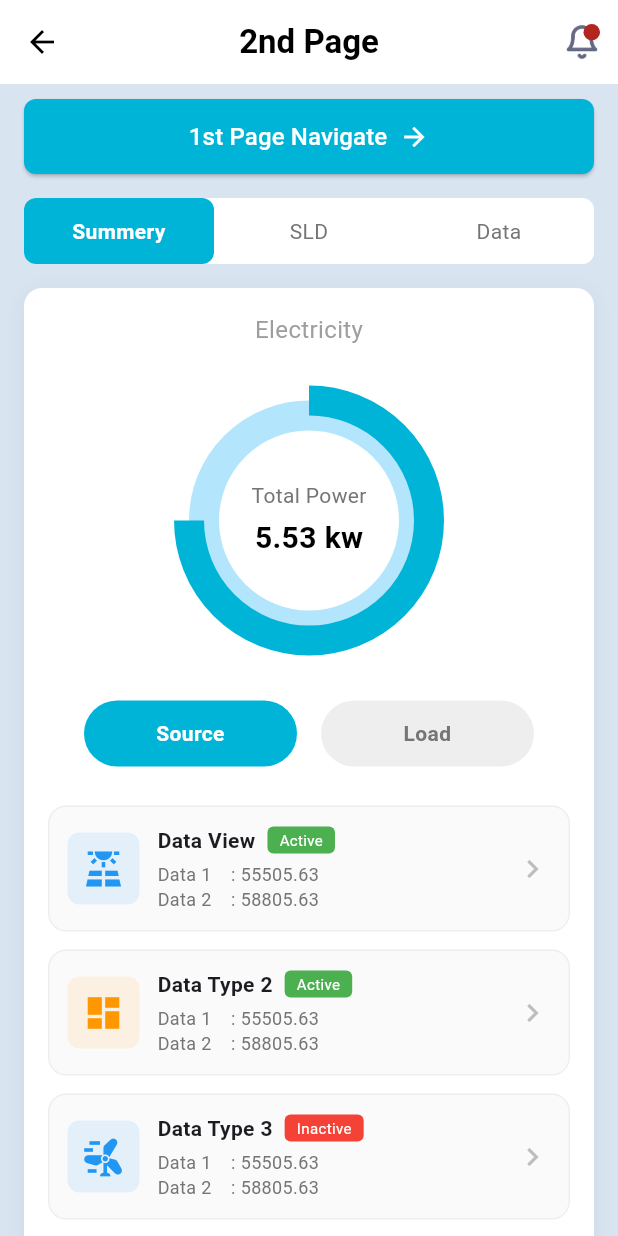
After one commit to LokmanHossen/practical-Flutter-development-task, a Flutter app: the DashboardTwoScreen screen opened directly, on a phone screen of 412 x 824 dp. The commit adds this screen. Run offline on Flutter 3.47's test engine with Material 3 defaults, Android fonts, the phone set to English and light mode, and no system bars; our stand-ins replace get, google_fonts, modal_bottom_sheet.

Commit message:
Dashboard two Screen

```diff
--- a/lib/feature/dashboard_view/dashboard_one_view/controller/dashboard_one_controller.dart
+++ b/lib/feature/dashboard_view/dashboard_one_view/controller/dashboard_one_controller.dart
@@ -1,5 +1,6 @@
 import 'package:get/get.dart';
 import 'package:scube_app/feature/dashboard_view/dashboard_one_view/model/dashboard_one_model.dart';
+import 'package:scube_app/routes/app_routes.dart';
 
 class DashboardOneController extends GetxController {
   final Rx<SolarData> solarData = SolarData.initial().obs;
@@ -54,6 +55,6 @@ class DashboardOneController extends GetxController {
   }
 
   void navigateToSecondPage() {
-    Get.snackbar('Navigation', '2nd Page Navigate clicked');
+    Get.toNamed(AppRoute.dashboardTwoScreen);
   }
 }
--- a/lib/feature/dashboard_view/dashboard_one_view/screens/dashboard_one_screen.dart
+++ b/lib/feature/dashboard_view/dashboard_one_view/screens/dashboard_one_screen.dart
@@ -6,6 +6,7 @@ import 'package:scube_app/feature/dashboard_view/dashboard_one_view/controller/t
 import 'package:scube_app/feature/dashboard_view/dashboard_one_view/controller/dashboard_one_controller.dart';
 import 'package:scube_app/feature/dashboard_view/dashboard_one_view/model/dashboard_one_model.dart';
 import 'package:scube_app/feature/dashboard_view/dashboard_one_view/widgets/temperature_card.dart';
+import 'package:scube_app/feature/dashboard_view/dashboard_two_view/screen/dashboard_two_screen.dart';
 
 class DashboardOneScreen extends StatelessWidget {
   const DashboardOneScreen({super.key});
@@ -21,6 +22,7 @@ class DashboardOneScreen extends StatelessWidget {
       backgroundColor: AppColors.backgroundColor,
       appBar: AppBar(
         backgroundColor: Colors.white,
+        surfaceTintColor: Colors.white,
         elevation: 0,
         leading: IconButton(
           icon: const Icon(Icons.arrow_back, color: Colors.black),
@@ -84,7 +86,9 @@ class DashboardOneScreen extends StatelessWidget {
 
   Widget _buildNavigateButton(DashboardOneController controller) {
     return InkWell(
-      onTap: controller.navigateToSecondPage,
+      onTap: () => Get.to(() => DashboardTwoScreen()),
+
+      //controller.navigateToSecondPage,
       child: Container(
         // height: 32,
         padding: const EdgeInsets.symmetric(vertical: 12),
--- /dev/null
+++ b/lib/feature/dashboard_view/dashboard_two_view/controller/dashboard_two_controller.dart
@@ -0,0 +1,88 @@
+import 'package:flutter/material.dart';
+import 'package:get/get.dart';
+import 'package:scube_app/feature/dashboard_view/dashboard_two_view/models/dashboard_two_model.dart';
+
+class SecondPageController extends GetxController {
+  final selectedTab = 0.obs;
+  final selectedSource = 'Source'.obs;
+
+  final totalPower = 5.53.obs;
+  final powerPercentage = 0.75.obs; // 75% of circle filled
+
+  final energyDataList = <EnergyData>[
+    EnergyData(
+      title: 'Data View',
+      data1: '55505.63',
+      data2: '58805.63',
+      isActive: true,
+      icon: Icons.solar_power,
+      color: Colors.blue,
+    ),
+    EnergyData(
+      title: 'Data Type 2',
+      data1: '55505.63',
+      data2: '58805.63',
+      isActive: true,
+      icon: Icons.dashboard,
+      color: Colors.orange,
+    ),
+    EnergyData(
+      title: 'Data Type 3',
+      data1: '55505.63',
+      data2: '58805.63',
+      isActive: false,
+      icon: Icons.wind_power,
+      color: Colors.blue,
+    ),
+  ].obs;
+
+  final actionItems = <ActionItem>[
+    ActionItem(
+      title: 'Analysis Pro',
+      icon: Icons.analytics,
+      color: Colors.blue,
+    ),
+    ActionItem(
+      title: 'G. Generator',
+      icon: Icons.generating_tokens,
+      color: Colors.orange,
+    ),
+    ActionItem(
+      title: 'Plant Summary',
+      icon: Icons.factory,
+      color: Colors.orange,
+    ),
+    ActionItem(
+      title: 'Natural Gas',
+      icon: Icons.local_fire_department,
+      color: Colors.red,
+    ),
+    ActionItem(
+      title: 'D. Generator',
+      icon: Icons.battery_charging_full,
+      color: Colors.orange,
+    ),
+    ActionItem(
+      title: 'Water Process',
+      icon: Icons.water_drop,
+      color: Colors.blue,
+    ),
+  ].obs;
+
+  void changeTab(int index) {
+    selectedTab.value = index;
+  }
+
+  void toggleSource(String source) {
+    selectedSource.value = source;
+  }
+
+  void navigateToFirstPage() {
+    Get.snackbar(
+      'Navigation',
+      'Navigating to 1st Page',
+      snackPosition: SnackPosition.BOTTOM,
+      duration: const Duration(seconds: 2),
+    );
+  }
+}
--- /dev/null
+++ b/lib/feature/dashboard_view/dashboard_two_view/models/dashboard_two_model.dart
@@ -0,0 +1,27 @@
+import 'package:flutter/material.dart';
+
+class EnergyData {
+  final String title;
+  final String data1;
+  final String data2;
+  final bool isActive;
+  final IconData icon;
+  final Color color;
+
+  EnergyData({
+    required this.title,
+    required this.data1,
+    required this.data2,
+    required this.isActive,
+    required this.icon,
+    required this.color,
+  });
+}
+
+class ActionItem {
+  final String title;
+  final IconData icon;
+  final Color color;
+
+  ActionItem({required this.title, required this.icon, required this.color});
+}
--- /dev/null
+++ b/lib/feature/dashboard_view/dashboard_two_view/screen/dashboard_two_screen.dart
@@ -0,0 +1,369 @@
+import 'package:flutter/material.dart';
+import 'package:get/get.dart';
+import 'package:scube_app/core/constants/app_colors.dart';
+import 'package:scube_app/core/constants/icon_path.dart';
+import 'package:scube_app/feature/dashboard_view/dashboard_one_view/screens/dashboard_one_screen.dart';
+import 'package:scube_app/feature/dashboard_view/dashboard_two_view/controller/dashboard_two_controller.dart';
+import 'package:scube_app/feature/dashboard_view/dashboard_two_view/models/dashboard_two_model.dart';
+import 'package:scube_app/feature/dashboard_view/dashboard_two_view/widget/data_type_card.dart';
+
+class DashboardTwoScreen extends StatelessWidget {
+  const DashboardTwoScreen({super.key});
+
+  @override
+  Widget build(BuildContext context) {
+    final controller = Get.put(SecondPageController());
+
+    return Scaffold(
+      backgroundColor: AppColors.backgroundColor,
+      appBar: AppBar(
+        backgroundColor: Colors.white,
+        surfaceTintColor: Colors.white,
+        elevation: 0,
+        leading: IconButton(
+          icon: const Icon(Icons.arrow_back, color: Colors.black),
+          onPressed: () => Get.back(),
+        ),
+        title: const Text(
+          '2nd Page',
+          style: TextStyle(color: Colors.black, fontWeight: FontWeight.w600),
+        ),
+        centerTitle: true,
+        actions: [
+          IconButton(
+            icon: Badge(
+              smallSize: 11,
+              child: Image.asset(IconPath.notificationIcon, height: 24),
+            ),
+
+            onPressed: () {},
+          ),
+        ],
+      ),
+      body: SingleChildScrollView(
+        child: Column(
+          children: [
+            const SizedBox(height: 10),
+            // Navigate Button
+            Padding(
+              padding: const EdgeInsets.symmetric(horizontal: 16),
+              child: ElevatedButton(
+                onPressed: () {
+                  Get.to(() => DashboardOneScreen());
+                },
+
+                //  controller.navigateToFirstPage,
+                style: ElevatedButton.styleFrom(
+                  backgroundColor: const Color(0xFF00B4D8),
+                  minimumSize: const Size(double.infinity, 50),
+                  shape: RoundedRectangleBorder(
+                    borderRadius: BorderRadius.circular(8),
+                  ),
+                ),
+                child: const Row(
+                  mainAxisAlignment: MainAxisAlignment.center,
+                  children: [
+                    Text(
+                      '1st Page Navigate',
+                      style: TextStyle(fontSize: 16, color: Colors.white),
+                    ),
+                    SizedBox(width: 8),
+                    Icon(Icons.arrow_forward, size: 20, color: Colors.white),
+                  ],
+                ),
+              ),
+            ),
+            const SizedBox(height: 16),
+
+            // Tab Bar
+            Padding(
+              padding: const EdgeInsets.symmetric(horizontal: 16),
+              child: Container(
+                decoration: BoxDecoration(
+                  color: Colors.white,
+                  borderRadius: BorderRadius.circular(8),
+                ),
+                child: Obx(
+                  () => Row(
+                    children: [
+                      _buildTab('Summery', 0, controller),
+                      _buildTab('SLD', 1, controller),
+                      _buildTab('Data', 2, controller),
+                    ],
+                  ),
+                ),
+              ),
+            ),
+            const SizedBox(height: 16),
+
+            // Content Card
+            Padding(
+              padding: const EdgeInsets.symmetric(horizontal: 16),
+              child: Container(
+                decoration: BoxDecoration(
+                  color: Colors.white,
+                  borderRadius: BorderRadius.circular(12),
+                  boxShadow: [
+                    BoxShadow(
+                      color: Colors.black.withOpacity(0.05),
+                      blurRadius: 10,
+                      offset: const Offset(0, 2),
+                    ),
+                  ],
+                ),
+                child: Column(
+                  children: [
+                    const Padding(
+                      padding: EdgeInsets.all(16),
+                      child: Text(
+                        'Electricity',
+                        style: TextStyle(color: Colors.grey, fontSize: 16),
+                      ),
+                    ),
+
+                    // Power Chart
+                    const PowerChart(),
+                    const SizedBox(height: 20),
+
+                    // Source/Load Toggle
+                    Padding(
+                      padding: const EdgeInsets.symmetric(horizontal: 40),
+                      child: Obx(
+                        () => Row(
+                          children: [
+                            Expanded(
+                              child: _buildSourceButton(
+                                'Source',
+                                controller.selectedSource.value == 'Source',
+                                () => controller.toggleSource('Source'),
+                              ),
+                            ),
+                            const SizedBox(width: 16),
+                            Expanded(
+                              child: _buildSourceButton(
+                                'Load',
+                                controller.selectedSource.value == 'Load',
+                                () => controller.toggleSource('Load'),
+                              ),
+                            ),
+                          ],
+                        ),
+                      ),
+                    ),
+                    const SizedBox(height: 20),
+
+                    // Data Type Cards
+                    Obx(
+                      () => Column(
+                        children: controller.energyDataList
+                            .map((data) => DataTypeCard(data: data))
+                            .toList(),
+                      ),
+                    ),
+                    const SizedBox(height: 16),
+                  ],
+                ),
+              ),
+            ),
+            const SizedBox(height: 16),
+
+            // Action Buttons Grid
+            Padding(
+              padding: const EdgeInsets.symmetric(horizontal: 16),
+              child: Obx(
+                () => GridView.builder(
+                  shrinkWrap: true,
+                  physics: const NeverScrollableScrollPhysics(),
+                  gridDelegate: const SliverGridDelegateWithFixedCrossAxisCount(
+                    crossAxisCount: 2,
+                    crossAxisSpacing: 12,
+                    mainAxisSpacing: 12,
+                    childAspectRatio: 2.5,
+                  ),
+                  itemCount: controller.actionItems.length,
+                  itemBuilder: (context, index) {
+                    return ActionButton(item: controller.actionItems[index]);
+                  },
+                ),
+              ),
+            ),
+            const SizedBox(height: 20),
+          ],
+        ),
+      ),
+    );
+  }
+
+  Widget _buildTab(String title, int index, SecondPageController controller) {
+    final isSelected = controller.selectedTab.value == index;
+    return Expanded(
+      child: GestureDetector(
+        onTap: () => controller.changeTab(index),
+        child: Container(
+          padding: const EdgeInsets.symmetric(vertical: 12),
+          decoration: BoxDecoration(
+            color: isSelected ? const Color(0xFF00B4D8) : Colors.white,
+            borderRadius: BorderRadius.circular(8),
+          ),
+          child: Text(
+            title,
+            textAlign: TextAlign.center,
+            style: TextStyle(
+              color: isSelected ? Colors.white : Colors.grey[600],
+              fontSize: 14,
+              fontWeight: isSelected ? FontWeight.w600 : FontWeight.normal,
+            ),
+          ),
+        ),
+      ),
+    );
+  }
+
+  Widget _buildSourceButton(String title, bool isSelected, VoidCallback onTap) {
+    return GestureDetector(
+      onTap: onTap,
+      child: Container(
+        padding: const EdgeInsets.symmetric(vertical: 12),
+        decoration: BoxDecoration(
+          color: isSelected ? const Color(0xFF00B4D8) : Colors.grey[200],
+          borderRadius: BorderRadius.circular(25),
+        ),
+        child: Text(
+          title,
+          textAlign: TextAlign.center,
+          style: TextStyle(
+            color: isSelected ? Colors.white : Colors.grey[600],
+            fontSize: 14,
+            fontWeight: FontWeight.w600,
+          ),
+        ),
+      ),
+    );
+  }
+}
+
+// ==================== widgets/power_chart.dart ====================
+class PowerChart extends StatelessWidget {
+  const PowerChart({Key? key}) : super(key: key);
+
+  @override
+  Widget build(BuildContext context) {
+    return SizedBox(
+      height: 200,
+      child: Stack(
+        alignment: Alignment.center,
+        children: [
+          // Background circle (light blue)
+          Container(
+            width: 160,
+            height: 160,
+            decoration: BoxDecoration(
+              shape: BoxShape.circle,
+              border: Border.all(color: const Color(0xFFB3E5FC), width: 20),
+            ),
+          ),
+          // Foreground arc (dark blue)
+          SizedBox(
+            width: 160,
+            height: 160,
+            child: CircularProgressIndicator(
+              value: 0.75,
+              strokeWidth: 20,
+              backgroundColor: Colors.transparent,
+              valueColor: const AlwaysStoppedAnimation<Color>(
+                Color(0xFF00B4D8),
+              ),
+            ),
+          ),
+          // Center text
+          Column(
+            mainAxisAlignment: MainAxisAlignment.center,
+            children: [
+              Text(
+                'Total Power',
+                style: TextStyle(color: Colors.grey[600], fontSize: 14),
+              ),
+              const SizedBox(height: 4),
+              const Text(
+                '5.53 kw',
+                style: TextStyle(
+                  color: Colors.black,
+                  fontSize: 20,
+                  fontWeight: FontWeight.bold,
+                ),
+              ),
+            ],
+          ),
+        ],
+      ),
+    );
+  }
+}
+
+// ==================== widgets/data_type_card.dart ====================
+
+// ==================== widgets/action_button.dart ====================
+class ActionButton extends StatelessWidget {
+  final ActionItem item;
+
+  const ActionButton({Key? key, required this.item}) : super(key: key);
+
+  @override
+  Widget build(BuildContext context) {
+    return Container(
+      decoration: BoxDecoration(
+        color: Colors.white,
+        borderRadius: BorderRadius.circular(12),
+        boxShadow: [
+          BoxShadow(
+            color: Colors.black.withOpacity(0.05),
+            blurRadius: 8,
+            offset: const Offset(0, 2),
+          ),
+        ],
+      ),
+      child: Material(
+        color: Colors.transparent,
+        child: InkWell(
+          onTap: () {
+            Get.snackbar(
+              'Action',
+              '${item.title} clicked',
+              snackPosition: SnackPosition.BOTTOM,
+              duration: const Duration(seconds: 1),
+            );
+          },
+          borderRadius: BorderRadius.circular(12),
+          child: Padding(
+            padding: const EdgeInsets.all(12),
+            child: Row(
+              children: [
+                Container(
+                  width: 36,
+                  height: 36,
+                  decoration: BoxDecoration(
+                    color: item.color.withOpacity(0.1),
+                    borderRadius: BorderRadius.circular(8),
+                  ),
+                  child: Icon(item.icon, color: item.color, size: 20),
+                ),
+                const SizedBox(width: 10),
+                Expanded(
+                  child: Text(
+                    item.title,
+                    style: const TextStyle(
+                      fontSize: 13,
+                      fontWeight: FontWeight.w500,
+                    ),
+                    maxLines: 1,
+                    overflow: TextOverflow.ellipsis,
+                  ),
+                ),
+              ],
+            ),
+          ),
+        ),
+      ),
+    );
+  }
+}
--- /dev/null
+++ b/lib/feature/dashboard_view/dashboard_two_view/widget/action_button.dart
@@ -0,0 +1,68 @@
+import 'package:flutter/material.dart';
+import 'package:get/get.dart';
+import 'package:scube_app/feature/dashboard_view/dashboard_two_view/models/dashboard_two_model.dart';
+
+class ActionButton extends StatelessWidget {
+  final ActionItem item;
+
+  const ActionButton({Key? key, required this.item}) : super(key: key);
+
+  @override
+  Widget build(BuildContext context) {
+    return Container(
+      decoration: BoxDecoration(
+        color: Colors.white,
+        borderRadius: BorderRadius.circular(12),
+        boxShadow: [
+          BoxShadow(
+            color: Colors.black.withOpacity(0.05),
+            blurRadius: 8,
+            offset: const Offset(0, 2),
+          ),
+        ],
+      ),
+      child: Material(
+        color: Colors.transparent,
+        child: InkWell(
+          onTap: () {
+            Get.snackbar(
+              'Action',
+              '${item.title} clicked',
+              snackPosition: SnackPosition.BOTTOM,
+              duration: const Duration(seconds: 1),
+            );
+          },
+          borderRadius: BorderRadius.circular(12),
+          child: Padding(
+            padding: const EdgeInsets.all(12),
+            child: Row(
+              children: [
+                Container(
+                  width: 36,
+                  height: 36,
+                  decoration: BoxDecoration(
+                    color: item.color.withOpacity(0.1),
+                    borderRadius: BorderRadius.circular(8),
+                  ),
+                  child: Icon(item.icon, color: item.color, size: 20),
+                ),
+                const SizedBox(width: 10),
+                Expanded(
+                  child: Text(
+                    item.title,
+                    style: const TextStyle(
+                      fontSize: 13,
+                      fontWeight: FontWeight.w500,
+                    ),
+                    maxLines: 1,
+                    overflow: TextOverflow.ellipsis,
+                  ),
+                ),
+              ],
+            ),
+          ),
+        ),
+      ),
+    );
+  }
+}
--- /dev/null
+++ b/lib/feature/dashboard_view/dashboard_two_view/widget/data_type_card.dart
@@ -0,0 +1,81 @@
+import 'package:flutter/material.dart';
+import 'package:scube_app/feature/dashboard_view/dashboard_two_view/models/dashboard_two_model.dart';
+
+class DataTypeCard extends StatelessWidget {
+  final EnergyData data;
+
+  const DataTypeCard({Key? key, required this.data}) : super(key: key);
+
+  @override
+  Widget build(BuildContext context) {
+    return Container(
+      margin: const EdgeInsets.symmetric(horizontal: 16, vertical: 6),
+      padding: const EdgeInsets.all(12),
+      decoration: BoxDecoration(
+        color: Colors.grey[50],
+        borderRadius: BorderRadius.circular(12),
+        border: Border.all(color: Colors.grey[200]!),
+      ),
+      child: Row(
+        children: [
+          Container(
+            width: 48,
+            height: 48,
+            decoration: BoxDecoration(
+              color: data.color.withOpacity(0.1),
+              borderRadius: BorderRadius.circular(8),
+            ),
+            child: Icon(data.icon, color: data.color, size: 28),
+          ),
+          const SizedBox(width: 12),
+          Expanded(
+            child: Column(
+              crossAxisAlignment: CrossAxisAlignment.start,
+              children: [
+                Row(
+                  children: [
+                    Text(
+                      data.title,
+                      style: const TextStyle(
+                        fontSize: 14,
+                        fontWeight: FontWeight.w600,
+                      ),
+                    ),
+                    const SizedBox(width: 8),
+                    Container(
+                      padding: const EdgeInsets.symmetric(
+                        horizontal: 8,
+                        vertical: 2,
+                      ),
+                      decoration: BoxDecoration(
+                        color: data.isActive ? Colors.green : Colors.red,
+                        borderRadius: BorderRadius.circular(4),
+                      ),
+                      child: Text(
+                        data.isActive ? 'Active' : 'Inactive',
+                        style: const TextStyle(
+                          color: Colors.white,
+                          fontSize: 10,
+                        ),
+                      ),
+                    ),
+                  ],
+                ),
+                const SizedBox(height: 4),
+                Text(
+                  'Data 1    : ${data.data1}',
+                  style: TextStyle(color: Colors.grey[600], fontSize: 12),
+                ),
+                Text(
+                  'Data 2    : ${data.data2}',
+                  style: TextStyle(color: Colors.grey[600], fontSize: 12),
+                ),
+              ],
+            ),
+          ),
+          Icon(Icons.chevron_right, color: Colors.grey[400]),
+        ],
+      ),
+    );
+  }
+}
--- a/lib/routes/app_routes.dart
+++ b/lib/routes/app_routes.dart
@@ -1,16 +1,19 @@
 import 'package:get/get.dart';
 import 'package:scube_app/feature/dashboard_view/dashboard_one_view/screens/dashboard_one_screen.dart';
+import 'package:scube_app/feature/dashboard_view/dashboard_two_view/screen/dashboard_two_screen.dart';
 import 'package:scube_app/feature/login_view/screen/login_screen.dart';
 import 'package:scube_app/feature/splash_view/screen/splash_screen.dart';
 
 class AppRoute {
   static String splashScreen = "/splashScreen";
   static String loginScreen = "/loginScreen";
-  static String dashboardOneScreen = "/dashboardScreen";
+  static String dashboardOneScreen = "/dashboardOneScreen";
+  static String dashboardTwoScreen = "/dashboardOneScreen";
 
   static List<GetPage> routes = [
     GetPage(name: splashScreen, page: () => SplashScreen()),
     GetPage(name: loginScreen, page: () => LoginScreen()),
     GetPage(name: dashboardOneScreen, page: () => DashboardOneScreen()),
+    GetPage(name: dashboardTwoScreen, page: () => DashboardTwoScreen()),
   ];
 }
```
